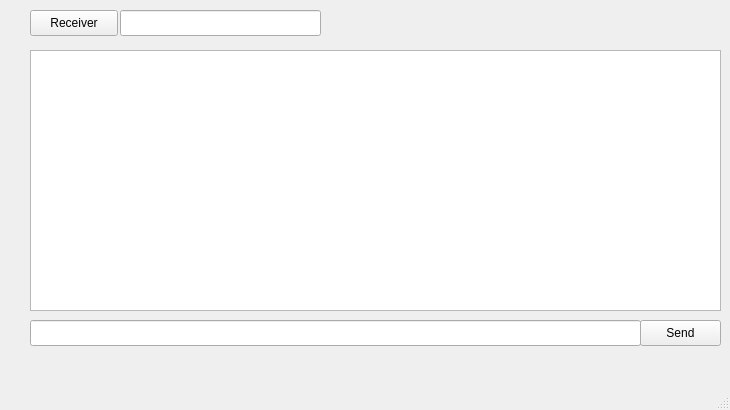
Above: client/ui/mainwindow.ui from SSintis/ClientServer before the change. Below: the same form after it.
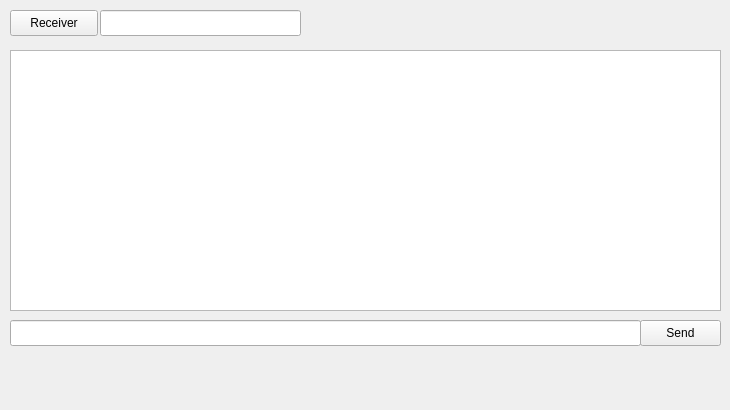
That is the form after the change.

```diff
--- a/client/ui/mainwindow.ui
+++ b/client/ui/mainwindow.ui
@@ -30,9 +30,9 @@
    <widget class="QLineEdit" name="lineEdit">
     <property name="geometry">
      <rect>
-      <x>30</x>
+      <x>10</x>
       <y>320</y>
-      <width>611</width>
+      <width>631</width>
       <height>26</height>
      </rect>
     </property>
@@ -40,9 +40,9 @@
    <widget class="QTextBrowser" name="textBrowser">
     <property name="geometry">
      <rect>
-      <x>30</x>
+      <x>10</x>
       <y>50</y>
-      <width>691</width>
+      <width>711</width>
       <height>261</height>
      </rect>
     </property>
@@ -50,7 +50,7 @@
    <widget class="QLineEdit" name="lineEdit_receiver">
     <property name="geometry">
      <rect>
-      <x>120</x>
+      <x>100</x>
       <y>10</y>
       <width>201</width>
       <height>26</height>
@@ -60,7 +60,7 @@
    <widget class="QPushButton" name="pushButton_receiver">
     <property name="geometry">
      <rect>
-      <x>30</x>
+      <x>10</x>
       <y>10</y>
       <width>88</width>
       <height>26</height>
@@ -71,17 +71,6 @@
     </property>
    </widget>
   </widget>
-  <widget class="QMenuBar" name="menubar">
-   <property name="geometry">
-    <rect>
-     <x>0</x>
-     <y>0</y>
-     <width>730</width>
-     <height>23</height>
-    </rect>
-   </property>
-  </widget>
-  <widget class="QStatusBar" name="statusbar"/>
  </widget>
  <resources/>
  <connections/>
```
